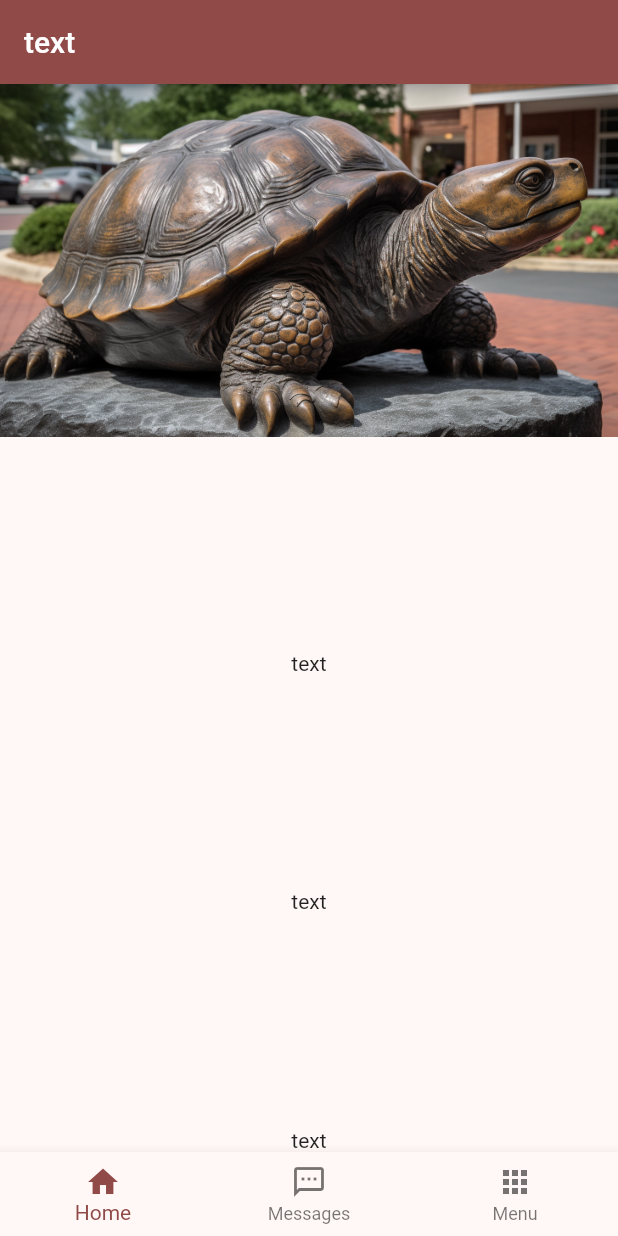
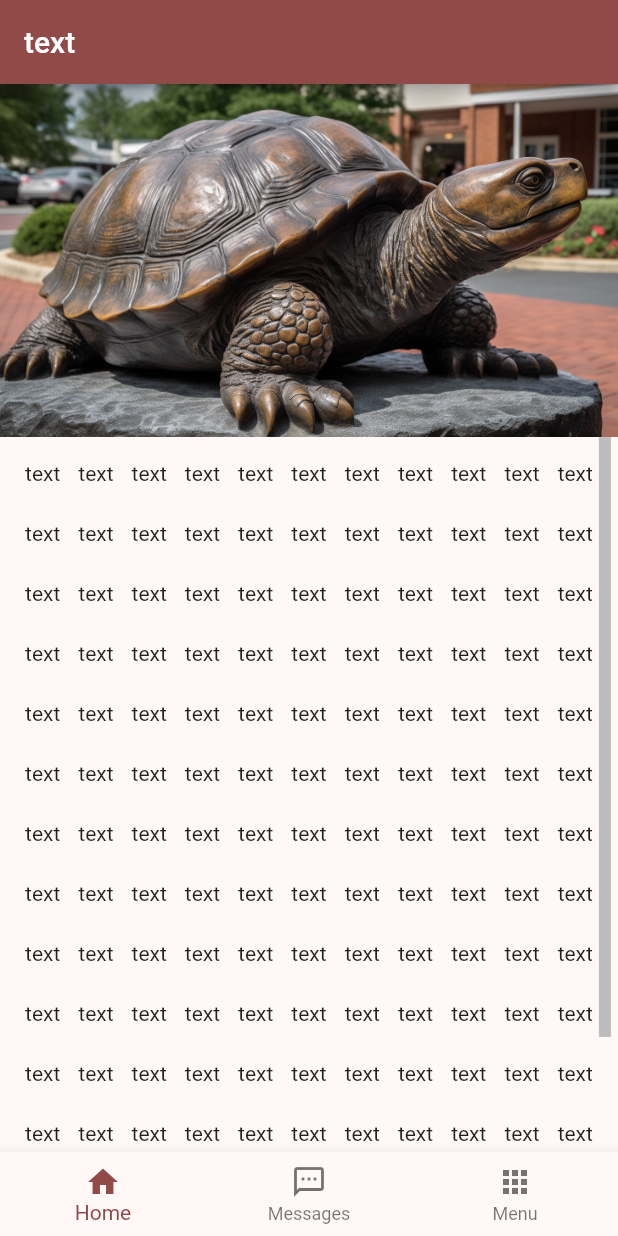
Before and after one commit to FireJuun/u_maryland, a Flutter app: the screen it shows after launch, on a phone screen of 412 x 824 dp. Run offline on Flutter 3.47's test engine with Material 2 defaults, Android fonts, the light colour scheme and no system bars; our stand-ins replace flutter_hooks, gap, hooks_riverpod, riverpod_annotation; generated files the repository leaves out were written again.

Commit message:
:sparkles: add 'wrap' feature to homeView

```diff
--- a/lib/src/features/home/home_view.dart
+++ b/lib/src/features/home/home_view.dart
@@ -1,4 +1,5 @@
 import 'package:flutter/material.dart';
+import 'package:flutter_hooks/flutter_hooks.dart';
 import 'package:hooks_riverpod/hooks_riverpod.dart';
 import 'package:u_maryland/src/features/home/home.dart';
 
@@ -26,9 +27,7 @@ class _Body extends StatelessWidget {
       mainAxisAlignment: MainAxisAlignment.spaceBetween,
       children: [
         Image.asset('assets/testudo-statue.png'),
-        const Text('text'),
-        const Text('text'),
-        const Text('text'),
+        const Expanded(child: _Selections())
       ],
     );
   }
@@ -52,3 +51,28 @@ class _BottomNavBar extends ConsumerWidget {
         ]);
   }
 }
+
+class _Selections extends HookConsumerWidget {
+  const _Selections();
+
+  @override
+  Widget build(BuildContext context, WidgetRef ref) {
+    final scrollController = useScrollController();
+    return Scrollbar(
+      controller: scrollController,
+      thumbVisibility: true,
+      thickness: 8,
+      child: SingleChildScrollView(
+        controller: scrollController,
+        child: Padding(
+          padding: const EdgeInsets.symmetric(vertical: 16, horizontal: 12.0),
+          child: Wrap(
+            spacing: 12,
+            runSpacing: 24,
+            children: List.generate(150, (index) => const Text('text')),
+          ),
+        ),
+      ),
+    );
+  }
+}
```
